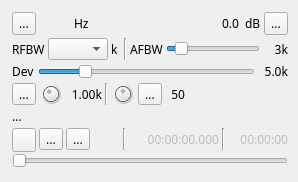
Above: plugins/channeltx/modnfm/nfmmodgui.ui from f4exb/sdrangel before the change. Below: the same form after it.
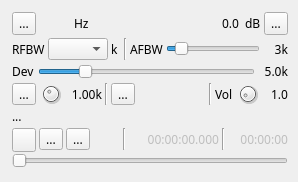
That is the form after the change. Icons and pictures are not drawn. Custom widgets are drawn as their Qt base class.

Commit message: NFM Modulator: corrected volume setting

Patch:
```diff
--- a/plugins/channeltx/modnfm/nfmmodgui.ui
+++ b/plugins/channeltx/modnfm/nfmmodgui.ui
@@ -50,7 +50,16 @@
     <property name="spacing">
      <number>3</number>
     </property>
-    <property name="margin">
+    <property name="leftMargin">
+     <number>2</number>
+    </property>
+    <property name="topMargin">
+     <number>2</number>
+    </property>
+    <property name="rightMargin">
+     <number>2</number>
+    </property>
+    <property name="bottomMargin">
      <number>2</number>
     </property>
     <item>
@@ -387,28 +396,6 @@
         </property>
        </widget>
       </item>
-      <item>
-       <widget class="QDial" name="micVolume">
-        <property name="maximumSize">
-         <size>
-          <width>24</width>
-          <height>24</height>
-         </size>
-        </property>
-        <property name="toolTip">
-         <string>Audio input volume</string>
-        </property>
-        <property name="maximum">
-         <number>100</number>
-        </property>
-        <property name="pageStep">
-         <number>1</number>
-        </property>
-        <property name="value">
-         <number>50</number>
-        </property>
-       </widget>
-      </item>
       <item>
        <widget class="ButtonSwitch" name="mic">
         <property name="toolTip">
@@ -426,11 +413,60 @@
         </property>
        </widget>
       </item>
+      <item>
+       <spacer name="horizontalSpacer_3">
+        <property name="orientation">
+         <enum>Qt::Horizontal</enum>
+        </property>
+        <property name="sizeHint" stdset="0">
+         <size>
+          <width>40</width>
+          <height>20</height>
+         </size>
+        </property>
+       </spacer>
+      </item>
+      <item>
+       <widget class="Line" name="line">
+        <property name="orientation">
+         <enum>Qt::Vertical</enum>
+        </property>
+       </widget>
+      </item>
+      <item>
+       <widget class="QLabel" name="volLabel">
+        <property name="text">
+         <string>Vol</string>
+        </property>
+       </widget>
+      </item>
+      <item>
+       <widget class="QDial" name="micVolume">
+        <property name="maximumSize">
+         <size>
+          <width>24</width>
+          <height>24</height>
+         </size>
+        </property>
+        <property name="toolTip">
+         <string>Audio input volume</string>
+        </property>
+        <property name="maximum">
+         <number>100</number>
+        </property>
+        <property name="pageStep">
+         <number>1</number>
+        </property>
+        <property name="value">
+         <number>10</number>
+        </property>
+       </widget>
+      </item>
       <item>
        <widget class="QLabel" name="micVolumeText">
         <property name="minimumSize">
          <size>
-          <width>20</width>
+          <width>25</width>
           <height>0</height>
          </size>
         </property>
@@ -441,26 +477,13 @@
          <string/>
         </property>
         <property name="text">
-         <string>50</string>
+         <string>1.0</string>
         </property>
         <property name="alignment">
          <set>Qt::AlignRight|Qt::AlignTrailing|Qt::AlignVCenter</set>
         </property>
        </widget>
       </item>
-      <item>
-       <spacer name="horizontalSpacer_3">
-        <property name="orientation">
-         <enum>Qt::Horizontal</enum>
-        </property>
-        <property name="sizeHint" stdset="0">
-         <size>
-          <width>40</width>
-          <height>20</height>
-         </size>
-        </property>
-       </spacer>
-      </item>
      </layout>
     </item>
     <item>
```
Left out of the diff: 1 changed line with no effect on the pictures. The commit also changes 4 other files.
